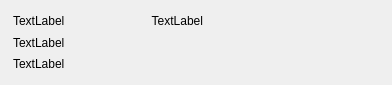
First picture: the form in src/gui/ui/transactionframe.ui, repository mygirl8893/Catalyst-Classic-3.0.4, before the edit.
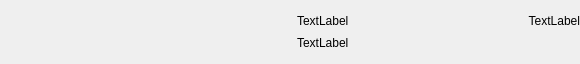
Second picture: the form after the edit.

Diff of the .ui file:
```diff
--- a/src/gui/ui/transactionframe.ui
+++ b/src/gui/ui/transactionframe.ui
@@ -6,8 +6,8 @@
    <rect>
     <x>0</x>
     <y>0</y>
-    <width>392</width>
-    <height>85</height>
+    <width>580</width>
+    <height>64</height>
    </rect>
   </property>
   <property name="minimumSize">
@@ -18,10 +18,47 @@
   </property>
   <property name="maximumSize">
    <size>
-    <width>540</width>
-    <height>100</height>
+    <width>600</width>
+    <height>64</height>
    </size>
   </property>
+  <property name="palette">
+   <palette>
+    <active>
+     <colorrole role="Base">
+      <brush brushstyle="SolidPattern">
+       <color alpha="0">
+        <red>0</red>
+        <green>0</green>
+        <blue>0</blue>
+       </color>
+      </brush>
+     </colorrole>
+    </active>
+    <inactive>
+     <colorrole role="Base">
+      <brush brushstyle="SolidPattern">
+       <color alpha="0">
+        <red>0</red>
+        <green>0</green>
+        <blue>0</blue>
+       </color>
+      </brush>
+     </colorrole>
+    </inactive>
+    <disabled>
+     <colorrole role="Base">
+      <brush brushstyle="SolidPattern">
+       <color alpha="255">
+        <red>240</red>
+        <green>240</green>
+        <blue>240</blue>
+       </color>
+      </brush>
+     </colorrole>
+    </disabled>
+   </palette>
+  </property>
   <property name="windowTitle">
    <string>Frame</string>
   </property>
@@ -47,6 +84,19 @@
    <property name="bottomMargin">
     <number>0</number>
    </property>
+   <item>
+    <spacer name="horizontalSpacer">
+     <property name="orientation">
+      <enum>Qt::Horizontal</enum>
+     </property>
+     <property name="sizeHint" stdset="0">
+      <size>
+       <width>40</width>
+       <height>20</height>
+      </size>
+     </property>
+    </spacer>
+   </item>
    <item>
     <widget class="QLabel" name="m_iconLabel">
      <property name="text">
@@ -118,13 +168,6 @@
        </property>
       </widget>
      </item>
-     <item>
-      <widget class="QLabel" name="m_messageLabel">
-       <property name="text">
-        <string>TextLabel</string>
-       </property>
-      </widget>
-     </item>
      <item>
       <spacer name="verticalSpacer">
        <property name="orientation">
@@ -143,19 +186,6 @@
      </item>
     </layout>
    </item>
-   <item>
-    <spacer name="horizontalSpacer">
-     <property name="orientation">
-      <enum>Qt::Horizontal</enum>
-     </property>
-     <property name="sizeHint" stdset="0">
-      <size>
-       <width>40</width>
-       <height>20</height>
-      </size>
-     </property>
-    </spacer>
-   </item>
   </layout>
  </widget>
  <resources/>
```
